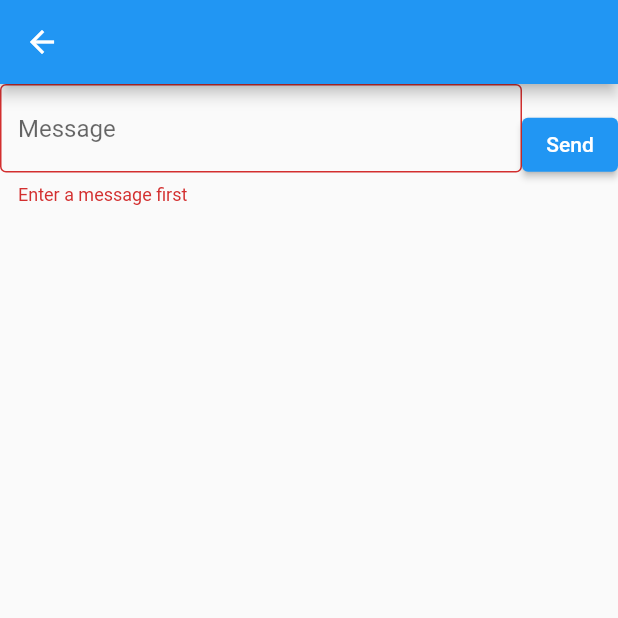
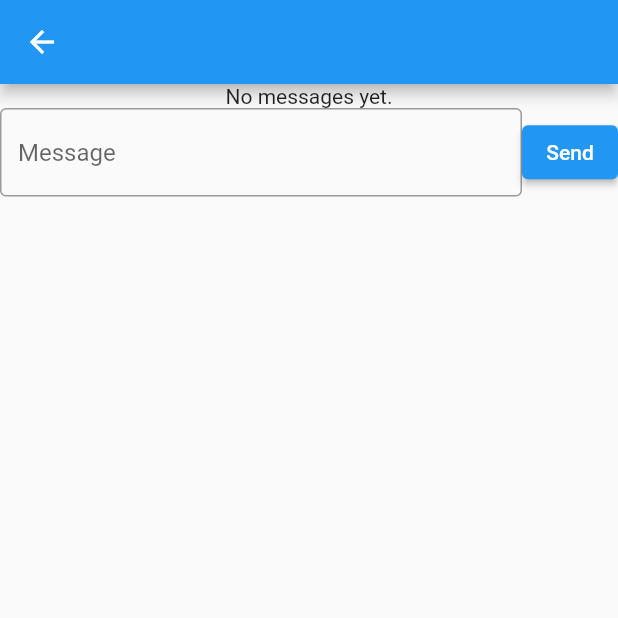
Before and after one commit to Mickael-Lokhate/ft_hangout, a Flutter app: the MessagesInterface screen opened directly with empty values, after a tap on "Send", on a phone screen of 412 x 824 dp, the top half of it. Run offline on Flutter 3.47's test engine with Material 2 defaults, Android fonts, the phone set to English and light mode, and no system bars; missing offline and left inert: telephony.

Commit message:
Update messages UI

```diff
--- a/lib/screens/contact_details.dart
+++ b/lib/screens/contact_details.dart
@@ -1,6 +1,7 @@
 import 'package:flutter/material.dart';
 import 'package:flutter/services.dart';
 import 'package:ft_hangout/screens/edit_contact.dart';
+import 'package:ft_hangout/screens/messages.dart';
 import 'package:provider/provider.dart';
 
 import '../models/contact.dart';
@@ -69,7 +70,11 @@ class ContactDetails extends StatelessWidget {
       child: Row(
         mainAxisAlignment: MainAxisAlignment.center,
         children: [
-          _buildButton('Message', Icons.message, () {}),
+          _buildButton('Message', Icons.message, () {
+           Navigator.of(context).push(
+              MaterialPageRoute(builder: (context) => MessagesInterface(currentContact))
+            );
+          }),
           const SizedBox(width: 8),
           _buildButton('Call', Icons.call, () {}),
           const SizedBox(width: 8),
--- a/lib/screens/messages.dart
+++ b/lib/screens/messages.dart
@@ -1,9 +1,12 @@
 import 'package:flutter/material.dart';
+import 'package:ft_hangout/widgets/messages_list.dart';
+import 'package:telephony/telephony.dart';
 import '../models/contact.dart';
 
 class MessagesInterface extends StatefulWidget {
-  const MessagesInterface(this.currentContact, { Key? key }) : super(key: key);
+  MessagesInterface(this.currentContact, { Key? key }) : super(key: key);
   final Contact currentContact;
+  final Telephony telephony = Telephony.instance;
 
   @override
   _MessagesInterfaceState createState() => _MessagesInterfaceState();
@@ -12,10 +15,12 @@ class MessagesInterface extends StatefulWidget {
 class _MessagesInterfaceState extends State<MessagesInterface> {
  final messageController = TextEditingController();
  final _formKey = GlobalKey<FormState>();
+ late List<SmsMessage> messages;
 
   @override
   Widget build(BuildContext context) {
     String completeName = widget.currentContact.name;
+
     if (widget.currentContact.lastname != null) {
       completeName += ' ' + widget.currentContact.lastname!;
     }
@@ -23,7 +28,12 @@ class _MessagesInterfaceState extends State<MessagesInterface> {
       appBar: AppBar(
         title: Text(completeName),
       ),
-      body: _buildForm(),
+      body: Column(
+        children: [
+          MessagesListWidget(widget.currentContact),
+          _buildForm(),
+        ],
+      )
     );
   }
 
@@ -58,11 +68,23 @@ class _MessagesInterfaceState extends State<MessagesInterface> {
   Widget _buildSendButton() {
     return ElevatedButton(
       onPressed: () async {
-        if (_formKey.currentState!.validate()) {
+        bool? permSms = await widget.telephony.requestSmsPermissions;
+        if (_formKey.currentState!.validate() && permSms != null && permSms) {
             print('NEED SEND MESSAGE');
+
+            await widget.telephony.sendSms(
+              to: widget.currentContact.phonenumber,
+              message: messageController.text,
+              statusListener: _sendMessageListener
+            );
+            messageController.text = '';
         }
       },
       child: const Text('Send'),
     );
   }
+
+  void  _sendMessageListener(SendStatus status) {
+    print("STATUS OF MESSAGE : $status");
+  }
 }
--- /dev/null
+++ b/lib/widgets/messages_list.dart
@@ -0,0 +1,47 @@
+import 'package:flutter/material.dart';
+import 'package:ft_hangout/models/contact.dart';
+import 'package:telephony/telephony.dart';
+import 'message.dart';
+
+class MessagesListWidget extends StatefulWidget {
+  MessagesListWidget(this.currentContact, { Key? key }) : super(key: key);
+  final Contact currentContact;
+  List<SmsMessage> messages = [];
+
+  @override
+  State<MessagesListWidget> createState() => _MessagesListWidgetState();
+}
+
+class _MessagesListWidgetState extends State<MessagesListWidget> {
+  final Telephony telephony = Telephony.instance;
+
+  @override
+  Widget build(BuildContext context) {
+    _getAllmessage();
+    if (widget.messages.isNotEmpty){
+      return Flexible(
+        child: ListView.builder(
+          itemCount: widget.messages.length,
+          reverse: true,
+          itemBuilder: (context, index) => MessageWidget(widget.messages[index], widget.currentContact)
+        )
+      );
+    } else {
+      return const Center(
+        child: Text('No messages yet.'),
+      );
+    }
+  }
+
+   void _getAllmessage() {
+     telephony.getInboxSms(
+        columns: [SmsColumn.ADDRESS, SmsColumn.BODY, SmsColumn.DATE_SENT, SmsColumn.SEEN, SmsColumn.READ],
+        filter: SmsFilter.where(SmsColumn.ADDRESS).equals(widget.currentContact.phonenumber),
+        sortOrder: [OrderBy(SmsColumn.DATE_SENT)]
+      ).then((value) {
+        setState(() {
+          widget.messages = value;
+        });
+      });
+  }
+}
--- a/pubspec.yaml
+++ b/pubspec.yaml
@@ -34,6 +34,7 @@ dependencies:
   # Use with the CupertinoIcons class for iOS style icons.
   cupertino_icons: ^1.0.2
   provider: ^6.0.0
+  telephony: ^0.1.4
 
 dev_dependencies:
   flutter_test:
```
Also changed, not shown: lib/widgets/message.dart (added, +88 -0 lines), pubspec.lock, 4 other files.
